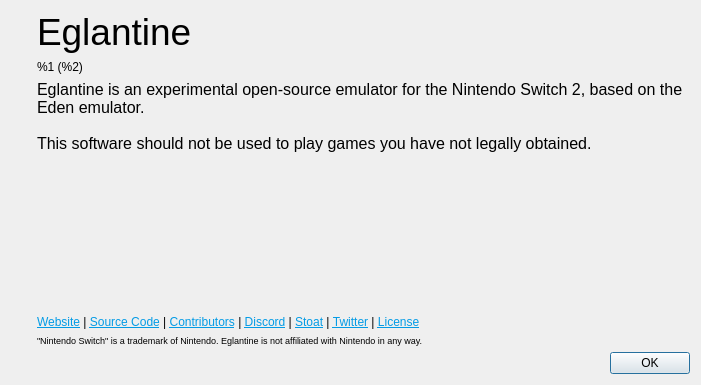
First picture: the form in src/yuzu/aboutdialog.ui, repository EddieRicobom/eggcellent, before the edit.
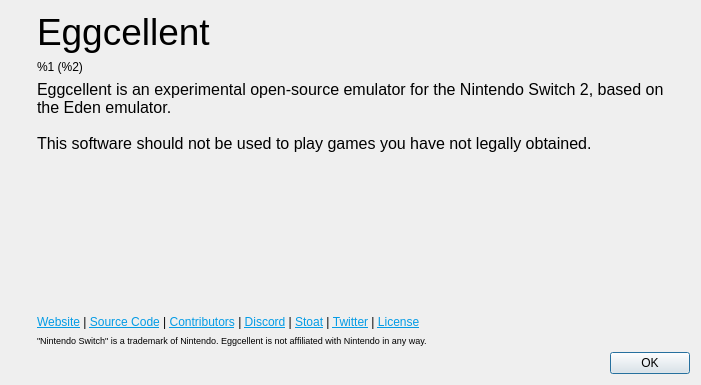
Second picture: the form after the edit. Icons and pictures are not drawn.

Commit message: Brand the application as Eggcellent

Diff of the .ui file:
```diff
--- a/src/yuzu/aboutdialog.ui
+++ b/src/yuzu/aboutdialog.ui
@@ -69,7 +69,7 @@
           </sizepolicy>
          </property>
          <property name="text">
-          <string>&lt;html&gt;&lt;head/&gt;&lt;body&gt;&lt;p&gt;&lt;span style=&quot; font-size:28pt;&quot;&gt;Eglantine&lt;/span&gt;&lt;/p&gt;&lt;/body&gt;&lt;/html&gt;</string>
+          <string>&lt;html&gt;&lt;head/&gt;&lt;body&gt;&lt;p&gt;&lt;span style=&quot; font-size:28pt;&quot;&gt;Eggcellent&lt;/span&gt;&lt;/p&gt;&lt;/body&gt;&lt;/html&gt;</string>
          </property>
         </widget>
        </item>
@@ -102,7 +102,7 @@
 li.unchecked::marker { content: &quot;\2610&quot;; }
 li.checked::marker { content: &quot;\2612&quot;; }
 &lt;/style&gt;&lt;/head&gt;&lt;body style=&quot; font-family:'Noto Sans'; font-size:9pt; font-weight:400; font-style:normal;&quot;&gt;
-&lt;p style=&quot; margin-top:0px; margin-bottom:0px; margin-left:0px; margin-right:0px; -qt-block-indent:0; text-indent:0px;&quot;&gt;&lt;span style=&quot; font-family:'MS Shell Dlg 2'; font-size:12pt;&quot;&gt;Eglantine is an experimental open-source emulator for the Nintendo Switch 2, based on the Eden emulator. &lt;br /&gt;&lt;br /&gt;This software should not be used to play games you have not legally obtained.&lt;/span&gt;&lt;/p&gt;&lt;/body&gt;&lt;/html&gt;</string>
+&lt;p style=&quot; margin-top:0px; margin-bottom:0px; margin-left:0px; margin-right:0px; -qt-block-indent:0; text-indent:0px;&quot;&gt;&lt;span style=&quot; font-family:'MS Shell Dlg 2'; font-size:12pt;&quot;&gt;Eggcellent is an experimental open-source emulator for the Nintendo Switch 2, based on the Eden emulator. &lt;br /&gt;&lt;br /&gt;This software should not be used to play games you have not legally obtained.&lt;/span&gt;&lt;/p&gt;&lt;/body&gt;&lt;/html&gt;</string>
          </property>
          <property name="alignment">
           <set>Qt::AlignmentFlag::AlignLeading|Qt::AlignmentFlag::AlignLeft|Qt::AlignmentFlag::AlignVCenter</set>
@@ -144,7 +144,7 @@
           </sizepolicy>
          </property>
          <property name="text">
-          <string>&lt;html&gt;&lt;head/&gt;&lt;body&gt;&lt;p&gt;&lt;span style=&quot; font-size:7pt;&quot;&gt;&amp;quot;Nintendo Switch&amp;quot; is a trademark of Nintendo. Eglantine is not affiliated with Nintendo in any way.&lt;/span&gt;&lt;/p&gt;&lt;/body&gt;&lt;/html&gt;</string>
+          <string>&lt;html&gt;&lt;head/&gt;&lt;body&gt;&lt;p&gt;&lt;span style=&quot; font-size:7pt;&quot;&gt;&amp;quot;Nintendo Switch&amp;quot; is a trademark of Nintendo. Eggcellent is not affiliated with Nintendo in any way.&lt;/span&gt;&lt;/p&gt;&lt;/body&gt;&lt;/html&gt;</string>
          </property>
         </widget>
        </item>
```
Left out of the diff: 2 changed lines with no effect on the pictures. The commit also changes 16 other files.
